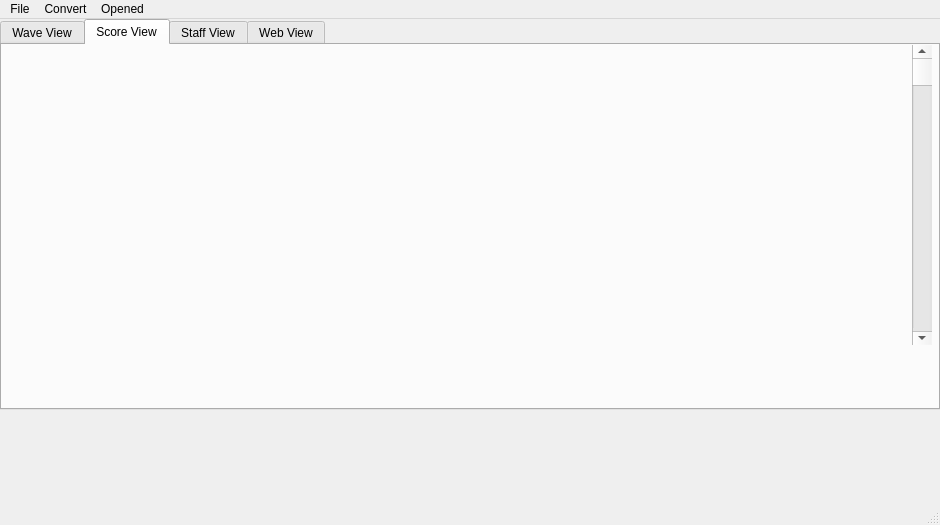
scoreur/QS, file qswindow.ui: the form before one commit.
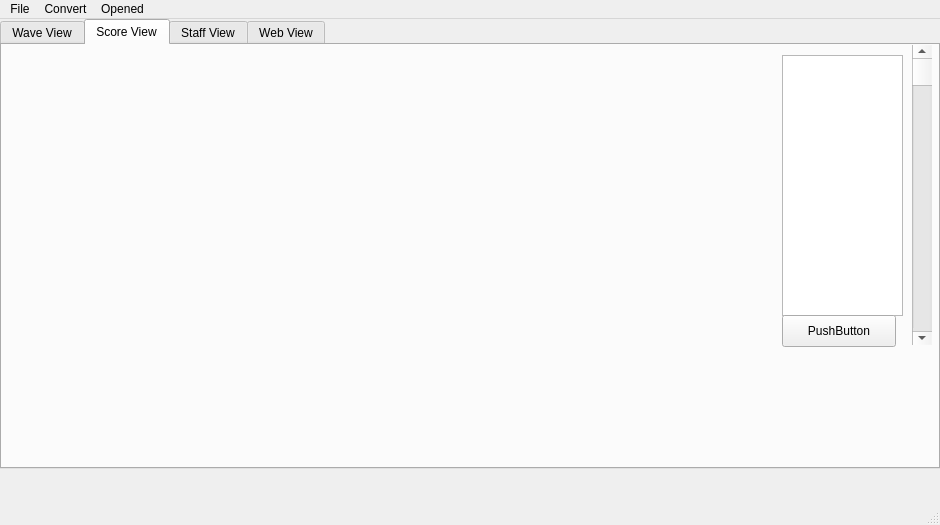
The form after the commit. The open tabs and pages were chosen to show the change.

Commit message: add music threat and key input

What changed in the file:
```diff
--- a/qswindow.ui
+++ b/qswindow.ui
@@ -38,7 +38,7 @@
       <x>0</x>
       <y>0</y>
       <width>940</width>
-      <height>391</height>
+      <height>450</height>
      </rect>
     </property>
     <property name="tabPosition">
@@ -84,6 +84,29 @@
        <enum>Qt::Vertical</enum>
       </property>
      </widget>
+     <widget class="QTextEdit" name="scoreInput">
+      <property name="geometry">
+       <rect>
+        <x>780</x>
+        <y>10</y>
+        <width>121</width>
+        <height>261</height>
+       </rect>
+      </property>
+     </widget>
+     <widget class="QPushButton" name="btnToScore">
+      <property name="geometry">
+       <rect>
+        <x>780</x>
+        <y>270</y>
+        <width>114</width>
+        <height>32</height>
+       </rect>
+      </property>
+      <property name="text">
+       <string>PushButton</string>
+      </property>
+     </widget>
     </widget>
     <widget class="QWidget" name="staffTab">
      <attribute name="title">
```
Left out of the diff: 2 changed lines with no effect on the pictures. The commit also changes 15 other files.
